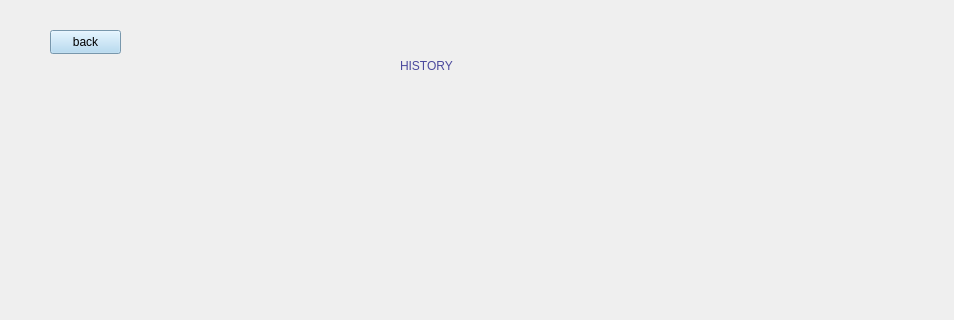
This is view/history.ui in rawsashimi1604/1009_BankingSystem as Qt 5 draws it before an edit; both pictures show x 0 to 954 and y 0 to 320 of the 954 by 507 pixel window. The edited form follows.
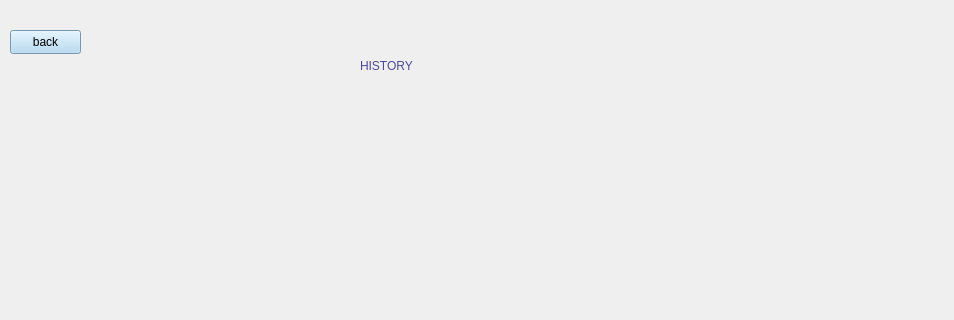
This is the edited form.

Commit message: included all the back button functionality for all ui

```diff
--- a/view/history.ui
+++ b/view/history.ui
@@ -16,28 +16,21 @@
   <property name="styleSheet">
    <string notr="true"/>
   </property>
-  <widget class="QLabel" name="label">
+  <widget class="QStackedWidget" name="stackedWidget">
    <property name="geometry">
     <rect>
-     <x>400</x>
+     <x>10</x>
      <y>10</y>
-     <width>461</width>
-     <height>111</height>
+     <width>941</width>
+     <height>491</height>
     </rect>
    </property>
-   <property name="styleSheet">
-    <string notr="true">color: rgb(75, 73, 157);
-font: 700 28pt &quot;Segoe UI&quot;;</string>
-   </property>
-   <property name="text">
-    <string>HISTORY</string>
-   </property>
-  </widget>
-  <widget class="QPushButton" name="pushButton_2">
+   <widget class="QWidget" name="page">
+    <widget class="QPushButton" name="back">
    <property name="geometry">
     <rect>
-     <x>50</x>
-     <y>30</y>
+       <x>0</x>
+       <y>20</y>
      <width>71</width>
      <height>24</height>
     </rect>
@@ -49,6 +42,25 @@
    <property name="text">
     <string>back</string>
    </property>
+    </widget>
+    <widget class="QLabel" name="label">
+     <property name="geometry">
+      <rect>
+       <x>350</x>
+       <y>0</y>
+       <width>461</width>
+       <height>111</height>
+      </rect>
+     </property>
+     <property name="styleSheet">
+      <string notr="true">color: rgb(75, 73, 157);
+font: 700 28pt &quot;Segoe UI&quot;;</string>
+     </property>
+     <property name="text">
+      <string>HISTORY</string>
+     </property>
+    </widget>
+   </widget>
   </widget>
  </widget>
  <resources/>
```
Lines whose indentation alone changed are shown as unchanged. The commit also changes 14 other files.
